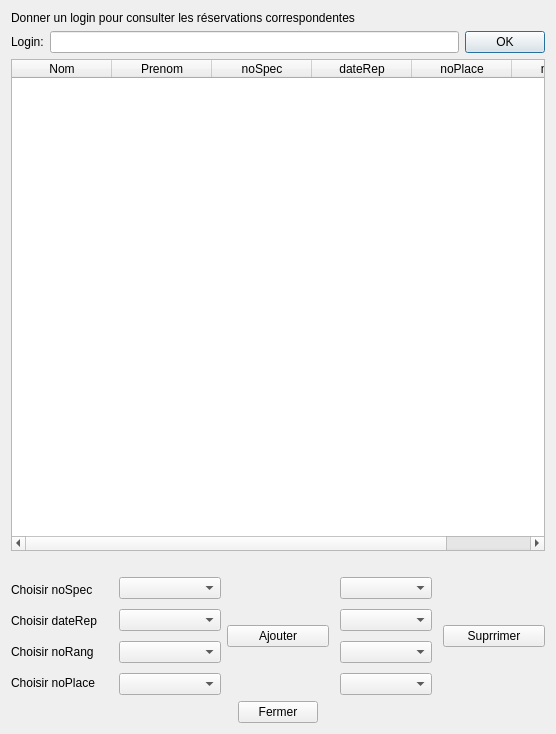
Before: the Qt Designer form Theatre_Project/gui/fct_comp_9.ui in ALLian96/Projet2018BD, drawn with Qt 5.
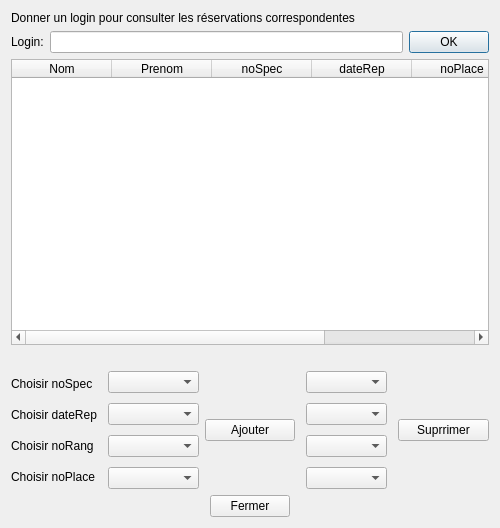
After: the same form once the commit is applied.

Diff of the .ui file:
```diff
--- a/Theatre_Project/gui/fct_comp_9.ui
+++ b/Theatre_Project/gui/fct_comp_9.ui
@@ -6,8 +6,8 @@
    <rect>
     <x>0</x>
     <y>0</y>
-    <width>556</width>
-    <height>734</height>
+    <width>500</width>
+    <height>528</height>
    </rect>
   </property>
   <property name="windowTitle">
```
Left out of the diff: 46 changed lines with no effect on the pictures.
